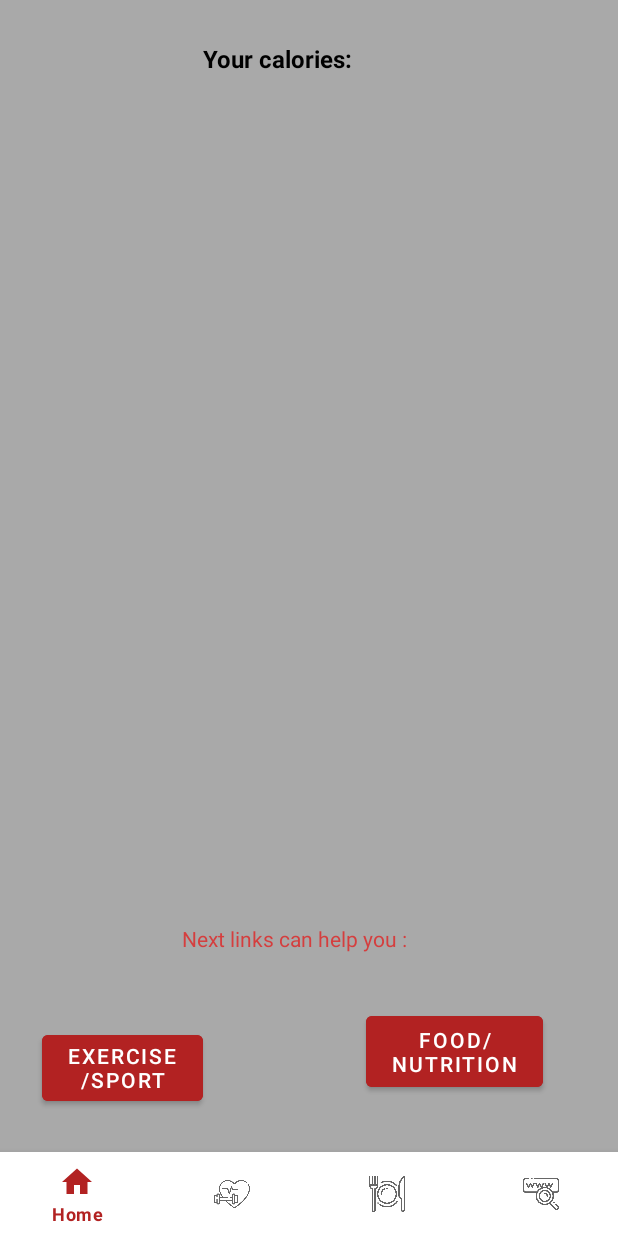
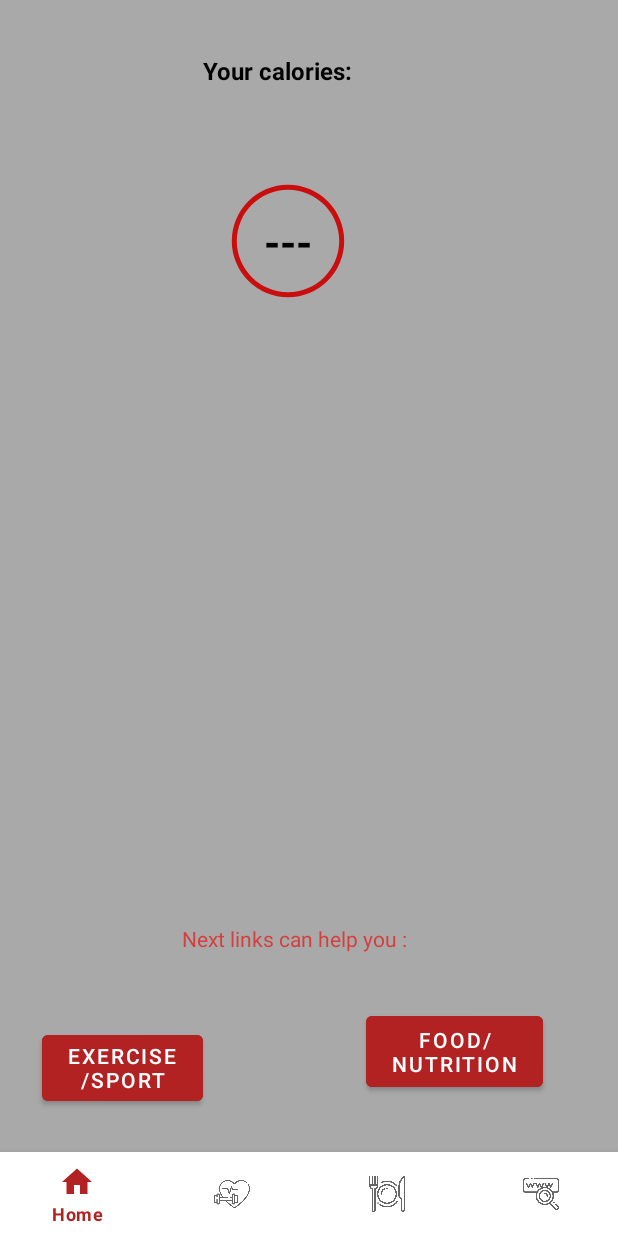
Before and after one commit to Anastezii/LifeFit, an Android app: the layout activity_calories.xml on its own in the app's theme, with its tools: preview values and no code run, on a phone screen of 412 x 824 dp. Run offline under Robolectric (Android 15) with nearby library versions, the phone set to English and light mode, and no system bars.

Commit message:
progress bar

```diff
--- /dev/null
+++ b/app/src/main/res/drawable/circular_progress_bar.xml
@@ -0,0 +1,22 @@
+<?xml version="1.0" encoding="utf-8"?>
+
+<rotate
+    xmlns:android="http://schemas.android.com/apk/res/android"
+    android:fromDegrees="270"
+    android:toDegrees="270">
+
+    <!--styling the progress bar-->
+    <shape
+        android:innerRadiusRatio="2.5"
+        android:shape="ring"
+        android:thickness="8dp"
+        android:useLevel="true">
+        <gradient
+            android:angle="0"
+            android:endColor="#B30A0A"
+            android:startColor="#000000"
+            android:type="sweep"
+            android:useLevel="false" />
+    </shape>
+
+</rotate>
--- /dev/null
+++ b/app/src/main/res/drawable/circular_shape.xml
@@ -0,0 +1,9 @@
+<?xml version="1.0" encoding="utf-8"?>
+<shape
+    xmlns:android="http://schemas.android.com/apk/res/android"
+    android:innerRadiusRatio="2.5"
+    android:shape="ring"
+    android:thickness="3dp"
+    android:useLevel="false">
+    <solid android:color="#CA0D0D" />
+</shape>
--- a/app/src/main/res/layout/activity_calories.xml
+++ b/app/src/main/res/layout/activity_calories.xml
@@ -20,6 +20,38 @@
         app:menu="@menu/bottom_menu" />
 
 
+    <ProgressBar
+        android:id="@+id/progressBar"
+        style="?android:attr/progressBarStyleHorizontal"
+        android:layout_width="85dp"
+        android:layout_height="89dp"
+        android:layout_marginTop="16dp"
+        android:background="@drawable/circular_shape"
+        android:indeterminate="false"
+        android:progressDrawable="@drawable/circular_progress_bar"
+        android:textAlignment="center"
+        app:layout_constraintEnd_toEndOf="parent"
+        app:layout_constraintHorizontal_bias="0.457"
+        app:layout_constraintStart_toStartOf="parent"
+        app:layout_constraintTop_toBottomOf="@+id/show_calories" />
+
+    <TextView
+        android:id="@+id/progress_text"
+        android:layout_width="wrap_content"
+        android:layout_height="wrap_content"
+        android:layout_alignParentLeft="true"
+        android:layout_alignParentRight="true"
+        android:layout_centerVertical="true"
+        android:gravity="center"
+        android:text="---"
+        android:textColor="#000000"
+        android:textSize="28sp"
+        android:textStyle="bold"
+        app:layout_constraintBottom_toBottomOf="@+id/progressBar"
+        app:layout_constraintEnd_toEndOf="@+id/progressBar"
+        app:layout_constraintStart_toStartOf="@+id/progressBar"
+        app:layout_constraintTop_toTopOf="@+id/progressBar" />
+
     <TextView
         android:id="@+id/Text"
         android:layout_width="wrap_content"
@@ -33,7 +65,8 @@
         app:layout_constraintEnd_toEndOf="parent"
         app:layout_constraintHorizontal_bias="0.432"
         app:layout_constraintStart_toStartOf="parent"
-        app:layout_constraintTop_toTopOf="parent" />
+        app:layout_constraintTop_toTopOf="parent"
+        app:layout_constraintVertical_bias="0.638" />
 
     <TextView
         android:id="@+id/show_calories"
```
Also changed, not shown: app/src/main/java/com/example/fitness/controller/CaloriesActivity.java (+33 -39 lines), app/src/main/res/values/styles.xml (added, +10 -0 lines).
